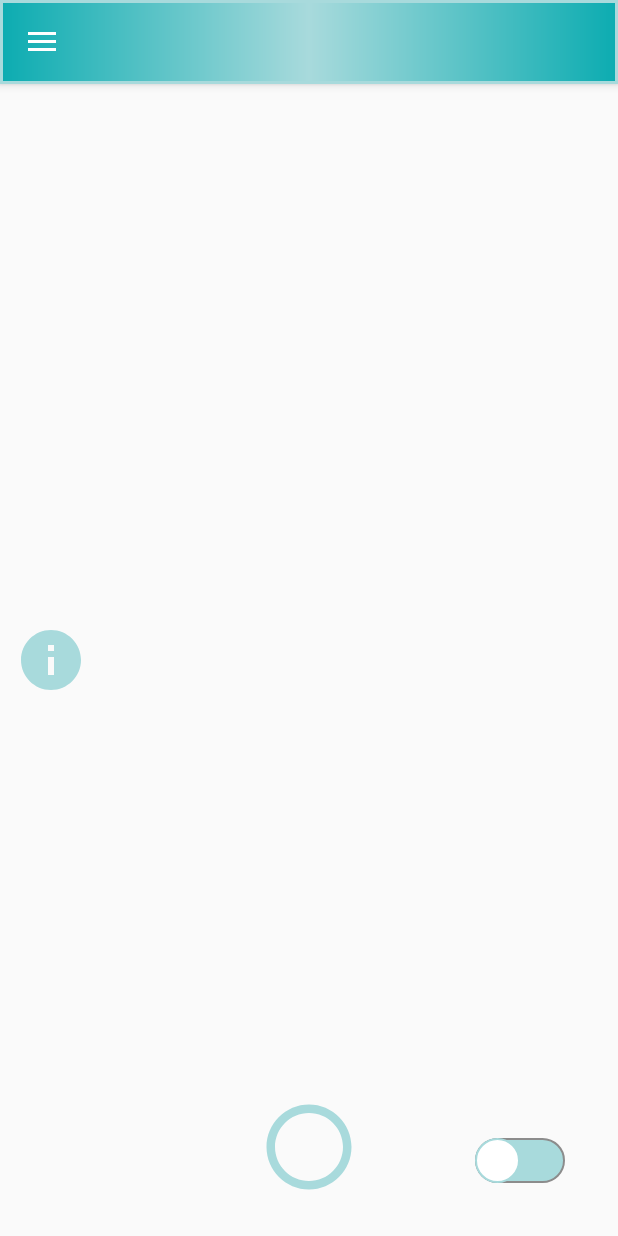
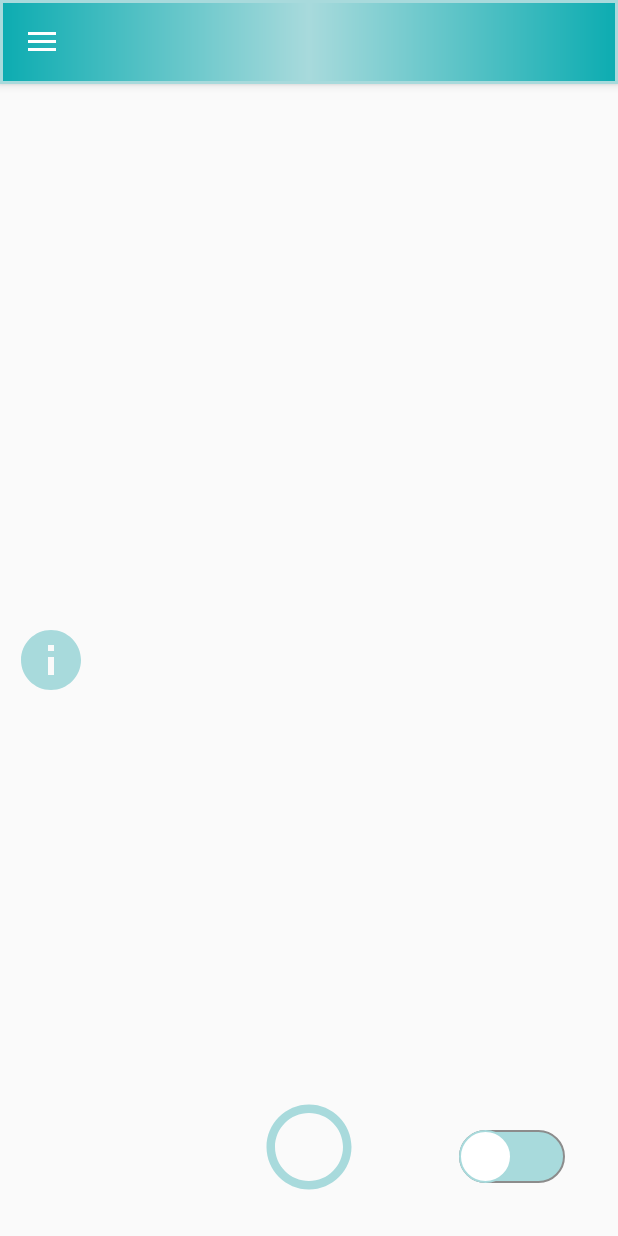
Before and after one commit to hdisra318/MiztliMedFil, an Android app: the fragment FiltroFragment placed in its activity, on a phone screen of 412 x 824 dp. Run offline under Robolectric (Android 15) with nearby library versions, the phone set to English and light mode, and no system bars; libraries missing offline, so code that uses them is left out: com.google.ar.core, com.google.ar.sceneform; 1 statement that could not run was skipped.

Commit message:
Haciendo cambios

```diff
--- a/app/src/main/java/mx/unam/fciencias/medfil/FiltroFragment.java
+++ b/app/src/main/java/mx/unam/fciencias/medfil/FiltroFragment.java
@@ -139,7 +139,11 @@ public class FiltroFragment extends Fragment {
             } else { // Si se desactivo
 
                 System.out.println("Desactivado");
+                //AugmentedFaceNode nodoRostroExistente = nodosRostros.get(rostroRA);
+                //vistaEscenaRa.getScene().removeChild(nodoRostroExistente);
                 filtroActivado = false;
+                texturaRostro = null;
+                vistaEscenaRa = null;
                 cancelaCargadores();
 
             }
--- a/app/src/main/res/drawable/thumb_btn.xml
+++ b/app/src/main/res/drawable/thumb_btn.xml
@@ -7,8 +7,8 @@
             <solid android:color="@color/white" />
             <stroke android:width="1dp"
                 android:color="@color/kelly_blue" />
-            <size android:width="30dp"
-                android:height="30dp" />
+            <size android:width="35dp"
+                android:height="35dp" />
         </shape>
     </item>
 
@@ -18,8 +18,8 @@
             <solid android:color="@color/white" />
             <stroke android:width="1dp"
                 android:color="@color/mint_soft" />
-            <size android:width="30dp"
-                android:height="30dp" />
+            <size android:width="35dp"
+                android:height="35dp" />
         </shape>
     </item>
 
--- a/app/src/main/res/drawable/track.xml
+++ b/app/src/main/res/drawable/track.xml
@@ -8,7 +8,7 @@
             <corners android:radius="100dp"/>
             <stroke android:width="1dp"
                 android:color="#8c8c8c" />
-            <size android:height="30dp" />
+            <size android:height="35dp" />
         </shape>
     </item>
 
@@ -19,7 +19,7 @@
             <corners android:radius="100dp"/>
             <stroke android:width="1dp"
                 android:color="#8c8c8c" />
-            <size android:height="30dp" />
+            <size android:height="35dp" />
         </shape>
     </item>
 
--- a/app/src/main/res/layout/fragment_acerca_de.xml
+++ b/app/src/main/res/layout/fragment_acerca_de.xml
@@ -41,7 +41,7 @@
                         android:id="@+id/logoMiztli"
                         android:layout_width="130dp"
                         android:layout_height="120dp"
-                        android:layout_marginLeft="50dp"
+                        android:layout_marginLeft="35dp"
                         android:layout_gravity="center"
                         android:src="@drawable/logo_miztli" />
 
--- a/app/src/main/res/layout/fragment_selec_filtro.xml
+++ b/app/src/main/res/layout/fragment_selec_filtro.xml
@@ -19,7 +19,7 @@
             android:fontFamily="@font/rubik"
             android:text="@string/selec_filtro"
             android:textColor="@color/kelly_blue"
-            android:textSize="30sp"
+            android:textSize="35sp"
             android:textStyle="bold" />
 
             <GridView
```
Also changed, not shown: 2 other files.
